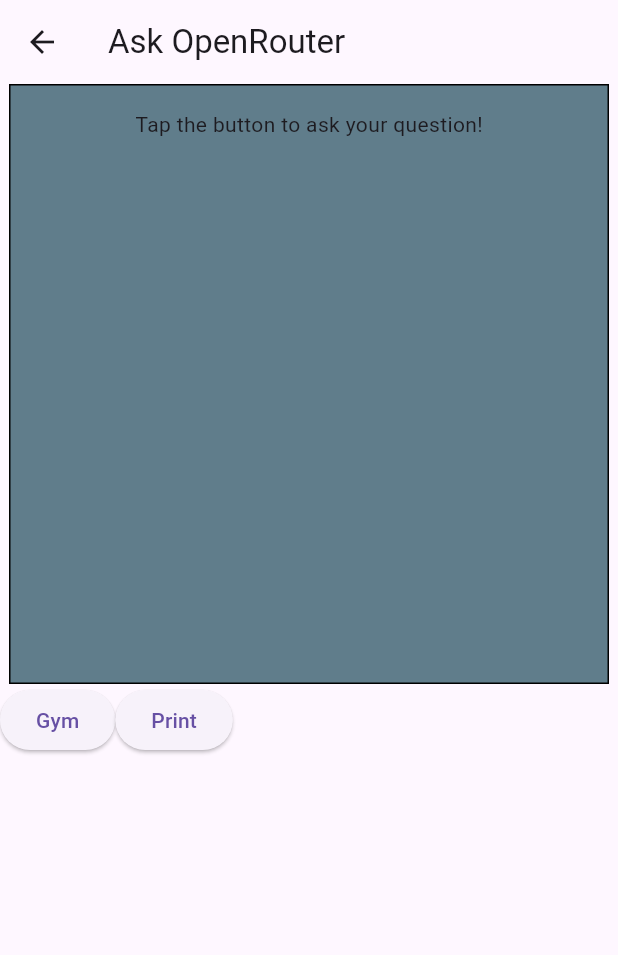
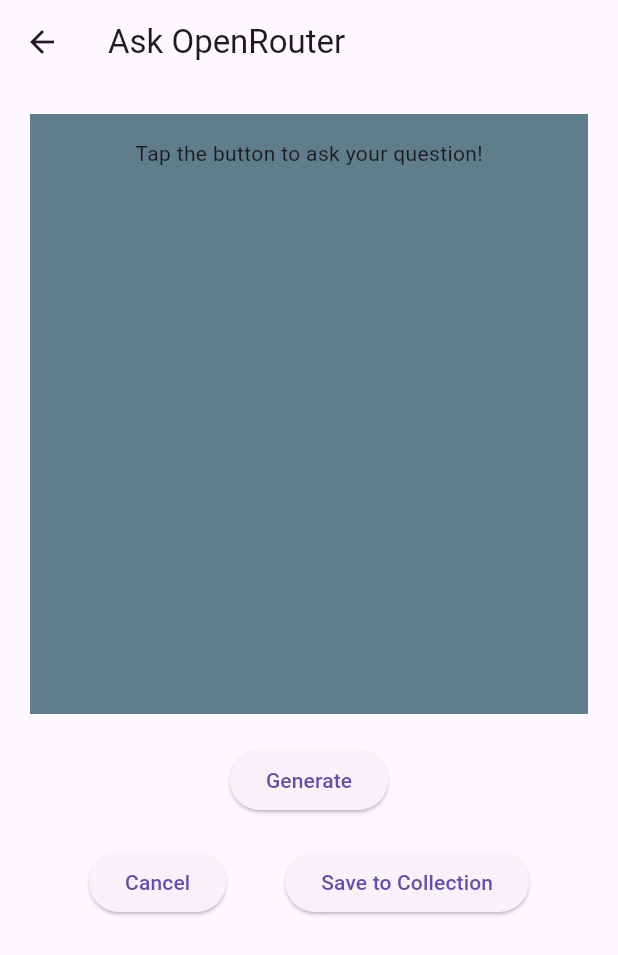
Before and after one commit to Pradham1/Fitness-App-with-AI-Integration, a Flutter app: the ChatScreen screen opened by its route, on a phone screen of 412 x 824 dp. Shown: the top 955 px of the screen. Run offline on Flutter 3.47's test engine with Material 3 defaults, Android fonts, the phone set to English and light mode, and no system bars; our stand-ins replace cloud_firestore, firebase_auth, firebase_core; accounts and stored records are empty.

Commit message:
eighth commit

```diff
--- /dev/null
+++ b/lib/cloud/cloud_storage_constants.dart
@@ -0,0 +1,2 @@
+const ownerUserIdFieldName = 'user_id';
+const textFieldName = 'text';
--- a/lib/main.dart
+++ b/lib/main.dart
@@ -24,7 +24,7 @@ class MyApp extends StatelessWidget {
       theme: ThemeData(
         primaryColor: Colors.greenAccent,
       ),
-      home: CreateWorkoutPage(),
+      home: ChatScreen(),
       routes: {
         '/home': (context) => HomePage(),
         '/create-workout': (context) => CreateWorkoutPage(),
--- a/lib/views/api_call.dart
+++ b/lib/views/api_call.dart
@@ -71,8 +71,13 @@ class _ChatScreenState extends State<ChatScreen> {
   @override
   Widget build(BuildContext context) {
     return Scaffold(
+
       appBar: AppBar(title: const Text("Ask OpenRouter")),
-      body: Column(
+      body:
+
+        Padding(
+          padding: const EdgeInsets.all(20),
+          child: Column(
           children: [
 
             Container(
@@ -82,7 +87,7 @@ class _ChatScreenState extends State<ChatScreen> {
               padding: EdgeInsets.all(16),
               decoration: BoxDecoration(
                 color: Colors.blueGrey,
-              border: Border.all()
+                border: Border.symmetric()
               ),
               child: Expanded(child: Center(
                 child: Column(
@@ -92,7 +97,8 @@ class _ChatScreenState extends State<ChatScreen> {
                 ),
               ))
             ),
-          Row(
+            Padding(padding: EdgeInsets.all(10)),
+            Column(
 
               children: [
 
@@ -103,18 +109,34 @@ class _ChatScreenState extends State<ChatScreen> {
                         },
                       child: isLoading
                           ? const CircularProgressIndicator(color: Colors.white)
-                        : const Text("Gym"),
+                          : const Text("Generate"),
+                    ),
+                    Padding(padding: EdgeInsets.all(10)),
+                    Row(
+                      mainAxisAlignment: MainAxisAlignment.spaceEvenly,
+                      children: [
+
+                        ElevatedButton(
+                          onPressed: () {
+                            targets.clear();
+                            Navigator.pushNamed(context, '/home');
+                          },
+                          child:
+                            const Text('Cancel')
                         ),
                         ElevatedButton(
                           onPressed: () {
-                      print('Make a sets and reps workout plan for $targets in the least amount of words');
+                            targets.clear();
                           },
                           child:
-                      const Text('Print')
+                            const Text('Save to Collection')
+                        ),
+                      ],
                     ),
               ],
             )
           ],
+                ),
         )
 
     );
```
Also changed, not shown: lib/auth/auth_user.dart (added, +19 -0 lines), lib/cloud/cloud_plan.dart (added, +23 -0 lines), lib/cloud/cloud_storage.dart (added, +53 -0 lines), lib/views/create_workout_page.dart (+2 -25 lines). Lines whose indentation alone changed are shown as unchanged.
